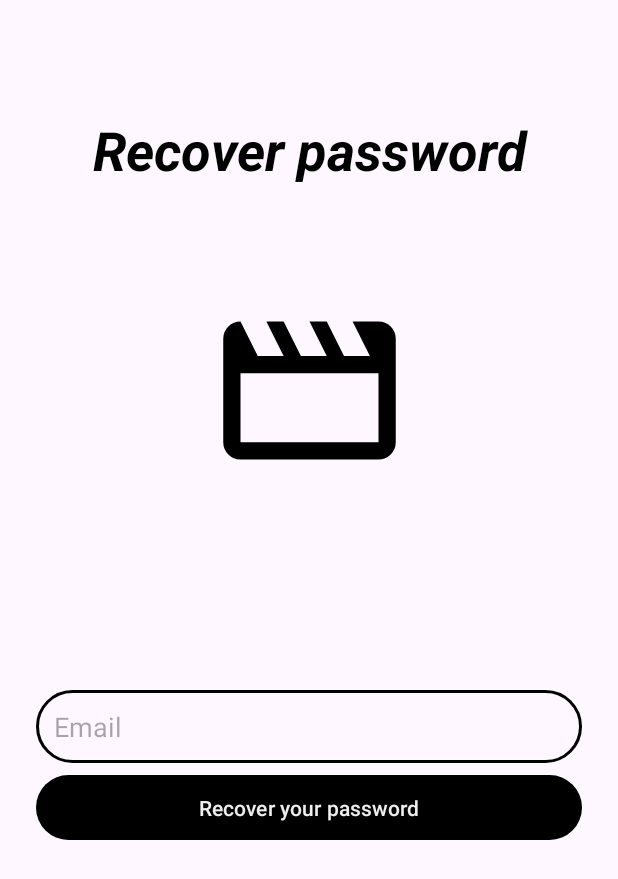
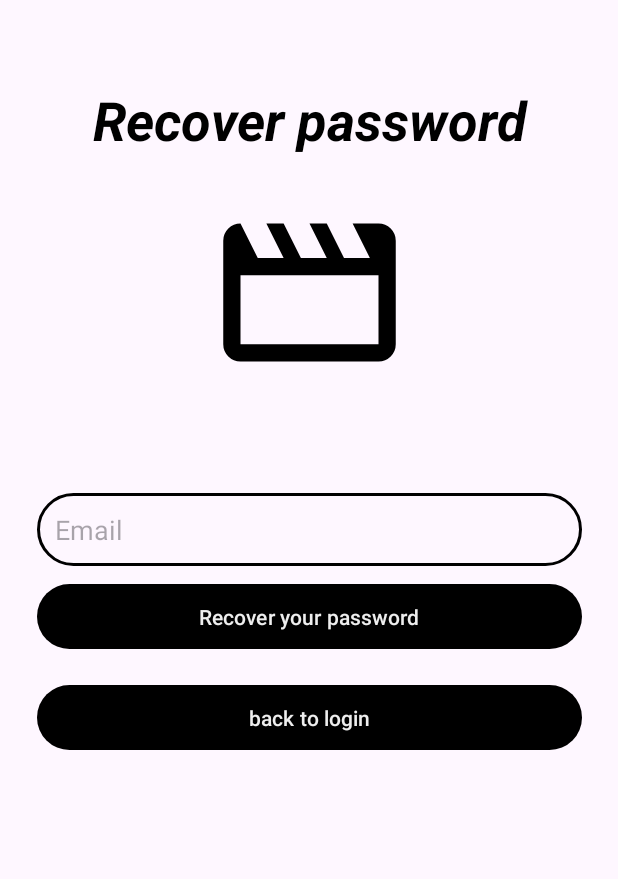
Before and after one commit to Bicanic-Alen/Videoteca_by_Alen_Bicanic, an Android app: the screen it shows after launch (ForgotPasswordActivity), after a tap on "Forgot password?", on a phone screen of 412 x 824 dp. Shown: the top 879 px of the screen. Run offline under Robolectric (Android 15) with nearby library versions, the phone set to English and light mode, and no system bars; our stand-ins replace Firebase (no records; nobody signed in at launch, a user with empty details on screens opened directly); pictures from the network do not load.

Commit message:
aggiunto il reset della password

```diff
--- a/app/src/main/java/videoteca/main/ForgotPasswordActivity.kt
+++ b/app/src/main/java/videoteca/main/ForgotPasswordActivity.kt
@@ -1,14 +1,67 @@
 package videoteca.main
 
+import android.content.Intent
 import android.os.Bundle
+import android.widget.Button
+import android.widget.EditText
+import android.widget.Toast
 import androidx.activity.enableEdgeToEdge
 import androidx.appcompat.app.AppCompatActivity
+import videoteca.main.api.AuthService
 
+/**
+ * Activity per la gestione del recupero della password.
+ */
 class ForgotPasswordActivity : AppCompatActivity() {
+
+    private lateinit var btn_recover:Button
+    private lateinit var btn_back:Button
+    private lateinit var et_email: EditText
+
+    /**
+     * Metodo chiamato alla creazione dell'activity.
+     *
+     * @param savedInstanceState Stato precedente dell'istanza, se disponibile.
+     */
     override fun onCreate(savedInstanceState: Bundle?) {
         super.onCreate(savedInstanceState)
         enableEdgeToEdge()
         setContentView(R.layout.activity_forgot_password2)
 
+        btn_recover = findViewById(R.id.btn_recover_pws)
+        btn_back = findViewById(R.id.btn_back)
+        et_email = findViewById(R.id.et_email_forgot)
+
+        btn_recover.setOnClickListener{
+            val email:String = et_email.text.toString().trim()
+            if(email.isEmpty()){
+                Toast.makeText(this,
+                    getString(R.string.no_email_has_been_entered), Toast.LENGTH_SHORT).show()
+            }else{
+                resetPassword(email)
+            }
+        }
+
     }
+
+    /**
+     * Avvia il processo di reset della password utilizzando il servizio di autenticazione.
+     *
+     * @param email L'indirizzo email per il quale eseguire il reset della password.
+     */
+    private fun resetPassword(email:String) {
+        AuthService.resetPassword(this, email){ success, message ->
+            if(success){
+                Toast.makeText(this, message, Toast.LENGTH_SHORT).show()
+
+                val intent = Intent(this, LoginActivity::class.java)
+                startActivity(intent)
+                finish()
+            }else{
+                Toast.makeText(this, message, Toast.LENGTH_SHORT).show()
+            }
+        }
+    }
+
+
 }
--- a/app/src/main/res/layout/activity_forgot_password2.xml
+++ b/app/src/main/res/layout/activity_forgot_password2.xml
@@ -9,12 +9,9 @@
 
     <TextView
         android:id="@+id/tv_rp"
-        android:layout_width="0dp"
+        android:layout_width="363dp"
         android:layout_height="wrap_content"
-        android:layout_marginStart="24dp"
         android:layout_marginTop="32dp"
-        android:layout_marginEnd="24dp"
-        android:layout_marginBottom="24dp"
         android:text="@string/recover_password"
         android:textAlignment="center"
         android:textColor="?attr/colorPrimary"
@@ -23,40 +20,56 @@
         app:layout_constraintBottom_toTopOf="@+id/imageView"
         app:layout_constraintEnd_toEndOf="parent"
         app:layout_constraintStart_toStartOf="parent"
-        app:layout_constraintTop_toTopOf="parent" />
+        app:layout_constraintTop_toTopOf="parent"
+        app:layout_constraintVertical_bias="0.516" />
 
     <ImageView
         android:id="@+id/imageView"
         android:layout_width="138dp"
         android:layout_height="139dp"
-        android:layout_marginBottom="130dp"
-        app:layout_constraintBottom_toTopOf="@+id/editTextTextEmailAddress"
+        android:layout_marginBottom="64dp"
+        app:layout_constraintBottom_toTopOf="@+id/et_email_forgot"
         app:layout_constraintEnd_toEndOf="parent"
         app:layout_constraintStart_toStartOf="parent"
         app:srcCompat="@drawable/ic_movie" />
 
     <Button
-        android:id="@+id/button"
-        android:layout_width="0dp"
+        android:id="@+id/btn_recover_pws"
+        android:layout_width="363dp"
         android:layout_height="wrap_content"
         android:layout_marginStart="24dp"
         android:layout_marginEnd="24dp"
-        android:layout_marginBottom="260dp"
+        android:layout_marginBottom="16dp"
         android:padding="12dp"
         android:paddingLeft="8dp"
         android:paddingRight="8dp"
         android:text="@string/recover_your_password"
+        app:layout_constraintBottom_toTopOf="@+id/btn_back"
+        app:layout_constraintEnd_toEndOf="parent"
+        app:layout_constraintStart_toStartOf="parent" />
+
+    <Button
+        android:id="@+id/btn_back"
+        android:layout_width="363dp"
+        android:layout_height="wrap_content"
+        android:layout_marginStart="24dp"
+        android:layout_marginEnd="24dp"
+        android:layout_marginBottom="320dp"
+        android:padding="12dp"
+        android:paddingLeft="8dp"
+        android:paddingRight="8dp"
+        android:text="back to login"
         app:layout_constraintBottom_toBottomOf="parent"
         app:layout_constraintEnd_toEndOf="parent"
         app:layout_constraintStart_toStartOf="parent" />
 
     <EditText
-        android:id="@+id/editTextTextEmailAddress"
-        android:layout_width="0dp"
+        android:id="@+id/et_email_forgot"
+        android:layout_width="363dp"
         android:layout_height="wrap_content"
         android:layout_marginStart="24dp"
         android:layout_marginEnd="24dp"
-        android:layout_marginBottom="4dp"
+        android:layout_marginBottom="8dp"
         android:background="@drawable/input_bg"
         android:ems="10"
         android:hint="@string/email"
@@ -64,9 +77,8 @@
         android:padding="12dp"
         android:paddingLeft="8dp"
         android:paddingRight="8dp"
-        app:layout_constraintBottom_toTopOf="@+id/button"
+        app:layout_constraintBottom_toTopOf="@+id/btn_recover_pws"
         app:layout_constraintEnd_toEndOf="parent"
-        app:layout_constraintHorizontal_bias="0.0"
         app:layout_constraintStart_toStartOf="parent" />
 
 </androidx.constraintlayout.widget.ConstraintLayout>
--- a/app/src/main/res/values/strings.xml
+++ b/app/src/main/res/values/strings.xml
@@ -60,4 +60,7 @@
     <string name="no_movies_have_been_added_to_the_watchlist_yet">No movies have been added to the watchlist yet.</string>
     <string name="no_favorite_movies_have_been_selected_yet">No favorite movies have been selected yet.</string>
     <string name="there_are_currently_no_rented_movies">There are currently no rented movies.</string>
+    <string name="no_email_has_been_entered">No email has been entered</string>
+    <string name="send_password_reset_e_mail_send_with_success">Send password reset e-mail with success</string>
+    <string name="failed_to_send_password_reset_e_mail">Failed to send password reset e-mail, retry</string>
 </resources>
```
Also changed, not shown: app/src/main/java/videoteca/main/api/AuthService.kt (+31 -0 lines), 1 other file.
